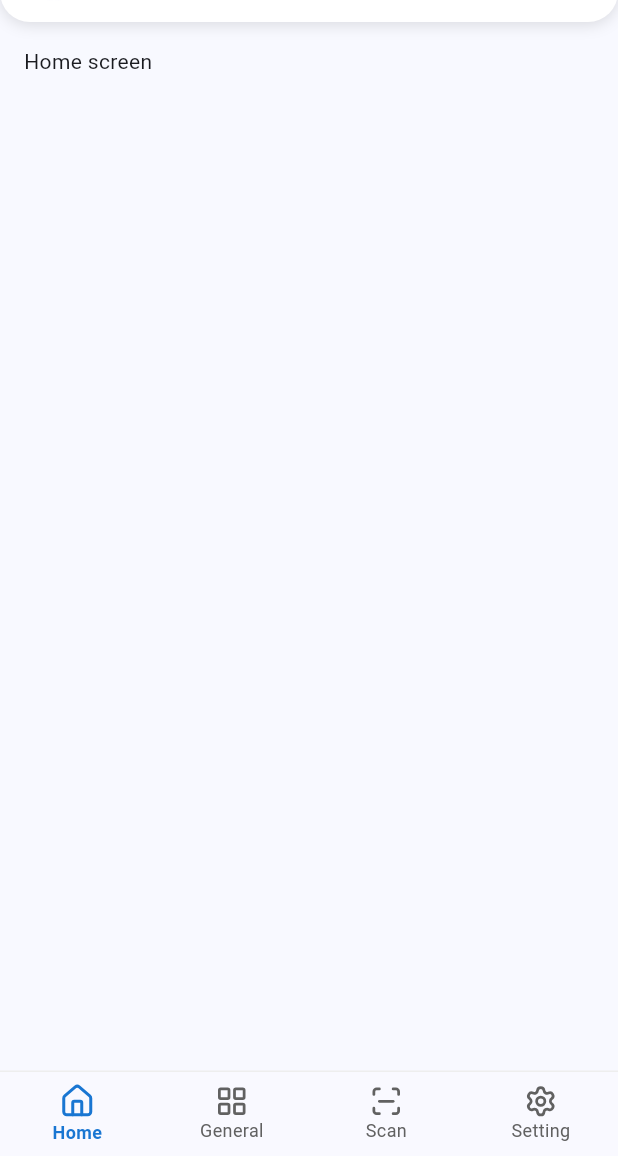
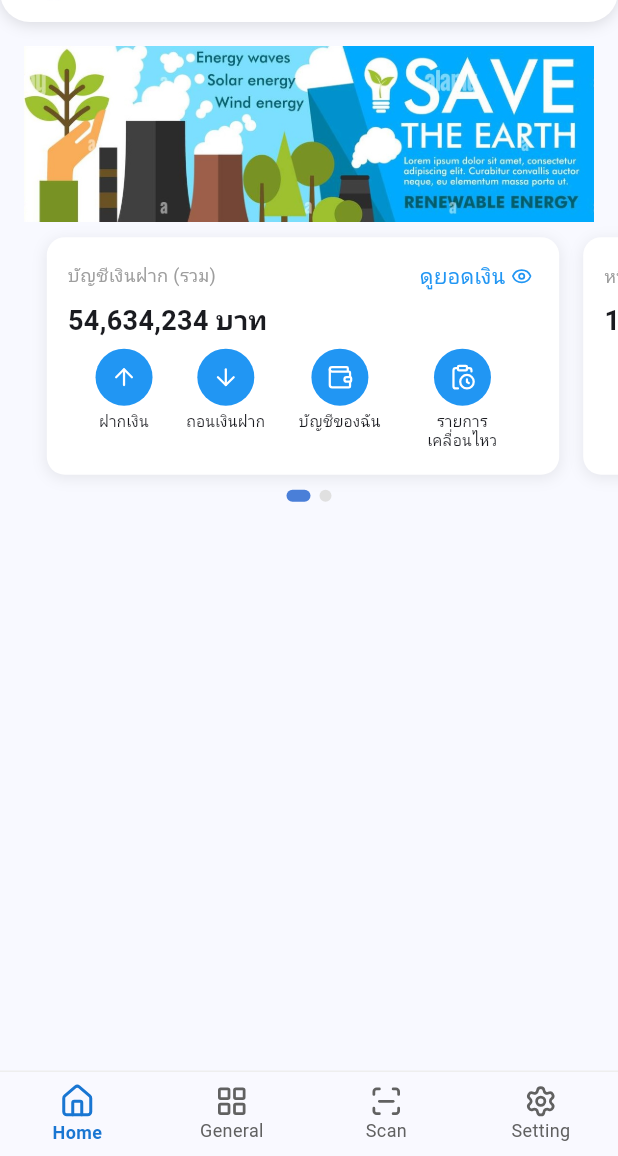
Before and after one commit to DemoEto/saving_coop_showcase, a Flutter app: the MainShellScreen screen opened by its route, on a phone screen of 412 x 824 dp, the part 80-1236 px from its top. Run offline on Flutter 3.47's test engine with Material 3 defaults, Android fonts, the phone set to English and light mode, and no system bars; our stand-ins replace equatable, flutter_bloc, lucide_icons_flutter; Roboto replaces fonts that are missing (Prompt).

Commit message:
feat: add assetes/images, add img and card to home ui

```diff
--- /dev/null
+++ b/lib/core/theme/text_style.dart
@@ -0,0 +1,44 @@
+import 'package:flutter/material.dart';
+
+class BuildText extends StatelessWidget {
+  final String text;
+  final FontWeight weight;
+  final double? size;
+  final Color? color;
+  final TextAlign? textAlign;
+  final TextOverflow textOverflow;
+  final int? maxLine;
+  final List<Shadow>? shadows;
+  final String? fontstyle;
+
+  const BuildText({
+    super.key,
+    required this.text,
+    this.weight = FontWeight.w400,
+    this.size,
+    this.color,
+    this.textAlign,
+    this.textOverflow = TextOverflow.ellipsis,
+    this.maxLine,
+    this.shadows,
+    this.fontstyle,
+  });
+
+  @override
+  Widget build(BuildContext context) {
+    return Text(
+      text,
+      textAlign: textAlign,
+      style: TextStyle(
+        fontWeight: weight,
+        fontSize: size,
+        color: color,
+        // fontFamily: fontstyle ?? AppFontFamilies.bodysection,
+        // fontFamily: AppFontFamilies.primary,
+        shadows: shadows,
+      ),
+      overflow: textOverflow,
+      maxLines: maxLine,
+    );
+  }
+}
--- /dev/null
+++ b/lib/features/home/data/models/home_model.dart
@@ -0,0 +1,20 @@
+import 'package:flutter/material.dart';
+
+class WalletCardData {
+  final String title;
+  final String amount;
+  final List<ActionItem> actions;
+
+  const WalletCardData({
+    required this.title,
+    required this.amount,
+    required this.actions,
+  });
+}
+
+class ActionItem {
+  final IconData icon;
+  final String label;
+  final String? routeName;
+  const ActionItem({required this.icon, required this.label, this.routeName});
+}
--- a/lib/features/home/presentation/screens/home_screen.dart
+++ b/lib/features/home/presentation/screens/home_screen.dart
@@ -2,6 +2,7 @@ import 'package:flutter/material.dart';
 import 'package:flutter_bloc/flutter_bloc.dart';
 
 import 'package:saving_coop_showcase/core/theme/colors.dart';
+import 'package:saving_coop_showcase/features/home/presentation/widgets/wallet_widget.dart';
 
 import '../../bloc/home_bloc.dart';
 
@@ -56,15 +57,20 @@ class _HomeScreenState extends State<HomeScreen> {
             ),
           );
         }
-
+        // final height = MediaQuery.of(context).size.height;
+        final width = MediaQuery.of(context).size.width;
         return RefreshIndicator(
           onRefresh: () async => context.read<HomeBloc>().add(HomeFetchEvent()),
-          child: const SingleChildScrollView(
-            physics: AlwaysScrollableScrollPhysics(),
-            padding: EdgeInsets.all(16),
+          child: SingleChildScrollView(
+            physics: const AlwaysScrollableScrollPhysics(),
+            padding: const EdgeInsets.all(16),
             child: Column(
               crossAxisAlignment: CrossAxisAlignment.start,
-              children: [Text('Home screen')],
+              children: <Widget>[
+                Image.asset("assets/images/banner3.jpg",width: width * .95,),
+                const SizedBox(height: 10,),
+                const WalletWidget(),
+              ],
             ),
           ),
         );
--- /dev/null
+++ b/lib/features/home/presentation/widgets/wallet_widget.dart
@@ -0,0 +1,239 @@
+import 'package:flutter/material.dart';
+// import 'package:font_awesome_flutter/font_awesome_flutter.dart';
+import 'package:lucide_icons_flutter/lucide_icons.dart';
+import 'package:saving_coop_showcase/core/theme/colors.dart';
+import 'package:saving_coop_showcase/core/theme/text_style.dart';
+
+import '../../data/models/home_model.dart';
+
+class WalletWidget extends StatefulWidget {
+  const WalletWidget({super.key});
+
+  @override
+  State<WalletWidget> createState() => _WalletWidgetState();
+}
+
+class _WalletWidgetState extends State<WalletWidget> {
+  final PageController _controller = PageController(viewportFraction: 0.92);
+  int _currentPage = 0;
+
+  static const List<WalletCardData> _cards = [
+    WalletCardData(
+      title: 'บัญชีเงินฝาก (รวม)',
+      amount: '54,634,234 บาท',
+      actions: [
+        ActionItem(icon: LucideIcons.arrowUp, label: 'ฝากเงิน'),
+        ActionItem(icon: LucideIcons.arrowDown, label: 'ถอนเงินฝาก'),
+        ActionItem(icon: LucideIcons.wallet, label: 'บัญชีของฉัน'),
+        ActionItem(icon: LucideIcons.clipboardClock, label: 'รายการเคลื่อนไหว'),
+      ],
+    ),
+    WalletCardData(
+      title: 'หนี้คงเหลือรวม',
+      amount: '1,200,000 บาท',
+      actions: [
+        ActionItem(icon: LucideIcons.handCoins, label: 'ชำระหนี้'),
+        ActionItem(icon: LucideIcons.fileText, label: 'ดูสัญญาเงินกู้'),
+        ActionItem(icon: LucideIcons.clipboardClock, label: 'รายการเคลื่อนไหว'),
+      ],
+    ),
+  ];
+
+  @override
+  void dispose() {
+    _controller.dispose();
+    super.dispose();
+  }
+
+  @override
+  Widget build(BuildContext context) {
+    return Column(
+       mainAxisSize: MainAxisSize.min,
+      children: [
+        AspectRatio(
+          aspectRatio: 2.4, // ปรับได้: กว้าง:สูง
+          child: PageView.builder(
+            controller: _controller,
+            clipBehavior: Clip.none,
+            itemCount: _cards.length,
+            onPageChanged: (i) => setState(() => _currentPage = i),
+            itemBuilder: (context, index) {
+              return _WalletCard(
+                data: _cards[index],
+                index: index,           // ✅ ส่ง index ของการ์ดนั้น
+                totalCards: _cards.length,
+                currentPage: _currentPage,
+              );
+            },
+          ),
+        ),
+        const SizedBox(height: 10),
+        _PageIndicator(count: _cards.length, current: _currentPage),
+      ],
+    );
+  }
+}
+
+class _WalletCard extends StatelessWidget {
+  final WalletCardData data;
+  final int index;
+  final int totalCards;
+  final int currentPage;
+
+  const _WalletCard({
+    required this.data,
+    required this.index,
+    required this.totalCards,
+    required this.currentPage,
+  });
+
+  @override
+  Widget build(BuildContext context) {
+    // ✅ margin ใช้ index ของการ์ดนั้น ไม่ใช่ currentPage
+    final EdgeInsets margin = switch (index) {
+      0 => const EdgeInsets.only(right: 8),
+      _ when index == totalCards - 1 => const EdgeInsets.only(left: 8),
+      _ => const EdgeInsets.symmetric(horizontal: 8),
+    };
+
+    return Container(
+      margin: margin,
+      padding: const EdgeInsets.all(14),
+      decoration: BoxDecoration(
+        color: Colors.white,
+        borderRadius: BorderRadius.circular(12),
+        boxShadow: [
+          BoxShadow(
+            color: Colors.black.withOpacity(0.08),
+            offset: const Offset(0, 2),
+            blurRadius: 8,
+          ),
+        ],
+      ),
+      // ✅ Column ไม่ fix height → ขยายตาม AspectRatio ของ parent
+      child: Column(
+        crossAxisAlignment: CrossAxisAlignment.start,
+        mainAxisSize: MainAxisSize.min,
+        children: [
+          // Header row
+          Row(
+            mainAxisAlignment: MainAxisAlignment.spaceBetween,
+            children: [
+              Text(
+                data.title,
+                style: const TextStyle(
+                  fontSize: 12,
+                  color: Colors.grey,
+                ),
+              ),
+              InkWell(
+                onTap: () {},
+                borderRadius: BorderRadius.circular(4),
+                child: const Padding(
+                  padding: EdgeInsets.symmetric(horizontal: 4, vertical: 2),
+                  child: Row(
+                    children: [
+                      BuildText(text: 'ดูยอดเงิน', color: AppColors.blue),
+                      SizedBox(width: 4),
+                      Icon(LucideIcons.eye, size: 14, color: AppColors.blue),
+                    ],
+                  ),
+                ),
+              ),
+            ],
+          ),
+          const SizedBox(height: 4),
+          Text(
+            data.amount,
+            style: const TextStyle(
+              fontSize: 18,
+              fontWeight: FontWeight.bold,
+            ),
+          ),
+          const Spacer(), // ✅ ดัน actions ลงล่างเสมอโดยไม่ต้อง fix SizedBox
+          // Actions row
+          Row(
+            mainAxisAlignment: MainAxisAlignment.spaceEvenly,
+            crossAxisAlignment: CrossAxisAlignment.start,
+            children: data.actions
+                .map((action) => _ActionButton(item: action))
+                .toList(),
+          ),
+        ],
+      ),
+    );
+  }
+}
+
+class _ActionButton extends StatelessWidget {
+  final ActionItem item;
+  const _ActionButton({required this.item});
+
+  @override
+  Widget build(BuildContext context) {
+    return InkWell(
+      onTap: () {
+        if (item.routeName != null) {
+          Navigator.pushNamed(context, item.routeName!);
+        }
+      },
+      borderRadius: BorderRadius.circular(8),
+      child: Padding(
+        padding: const EdgeInsets.symmetric(horizontal: 4, vertical: 2),
+        child: Column(
+          mainAxisSize: MainAxisSize.min,
+          children: [
+            Container(
+              width: 38,
+              height: 38,
+              decoration: BoxDecoration(
+                color: AppColors.blue,
+                borderRadius: BorderRadius.circular(50),
+              ),
+              child: Icon(item.icon, color: Colors.white, size: 18),
+            ),
+            const SizedBox(height: 4),
+            // ✅ ไม่ fix width/height → ใช้ConstrainedBox + flexible แทน
+            ConstrainedBox(
+              constraints: const BoxConstraints(maxWidth: 64),
+              child: Text(
+                item.label,
+                textAlign: TextAlign.center,
+                style: const TextStyle(fontSize: 10, height: 1.3),
+                maxLines: 2,
+                overflow: TextOverflow.ellipsis,
+              ),
+            ),
+          ],
+        ),
+      ),
+    );
+  }
+}
+
+class _PageIndicator extends StatelessWidget {
+  final int count;
+  final int current;
+  const _PageIndicator({required this.count, required this.current});
+
+  @override
+  Widget build(BuildContext context) {
+    return Row(
+      mainAxisAlignment: MainAxisAlignment.center,
+      children: List.generate(count, (index) {
+        final isActive = current == index;
+        return AnimatedContainer(
+          duration: const Duration(milliseconds: 250),
+          curve: Curves.easeOut,
+          width: isActive ? 16 : 8,
+          height: 8,
+          margin: const EdgeInsets.symmetric(horizontal: 3),
+          decoration: BoxDecoration(
+            borderRadius: BorderRadius.circular(10),
+            color: isActive ? AppColors.blueDark3 : Colors.grey.shade300,
+          ),
+        );
+      }),
+    );
+  }
+}
--- a/pubspec.yaml
+++ b/pubspec.yaml
@@ -23,7 +23,9 @@ dev_dependencies:
 
 flutter:
   uses-material-design: true
-
+  assets:
+    - assets/
+    - assets/images/
   # Uncomment and add font files when ready:
   # fonts:
   #   - family: Prompt
```
Also changed, not shown: assets/images/banner1.jpg (added), assets/images/banner2.jpg (added), assets/images/banner3.jpg (added), 1 other file.
